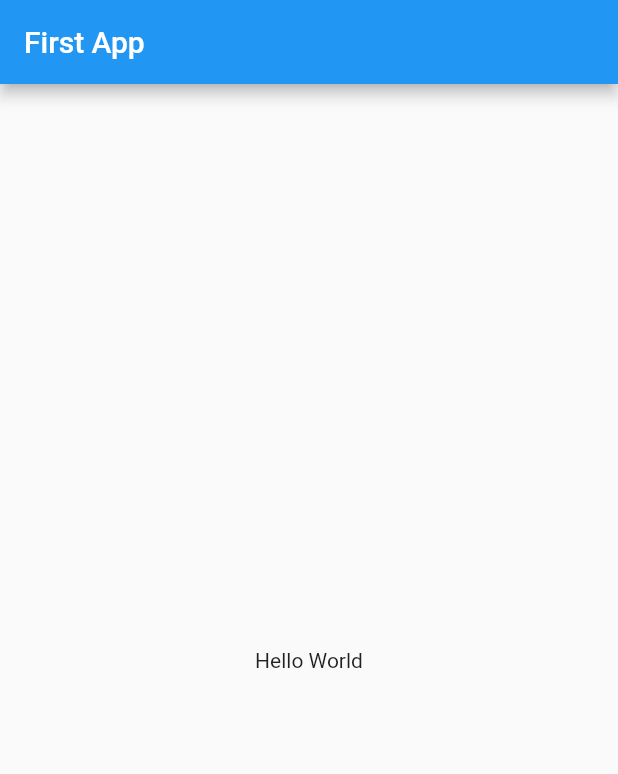
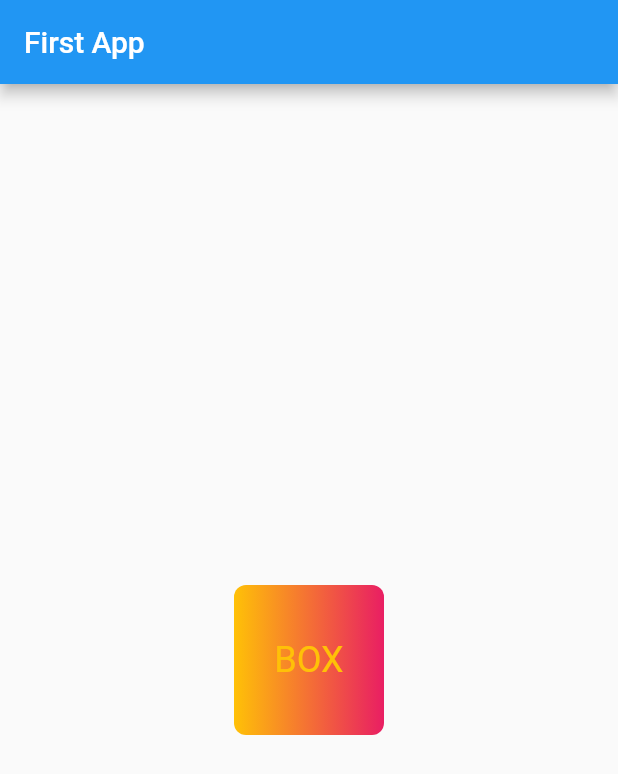
Before and after one commit to n3rdkid/flutter-crash-course, a Flutter app: the screen it shows after launch, on a phone screen of 412 x 824 dp. Shown: the top 774 px of the screen. Run offline on Flutter 3.47's test engine with Material 2 defaults, Android fonts, the light colour scheme and no system bars.

Commit message:
basic widgets : container & text

```diff
--- a/lib/main.dart
+++ b/lib/main.dart
@@ -14,10 +14,24 @@ class HomePage extends StatelessWidget {
   @override
   Widget build(BuildContext context) {
     return Scaffold(
-      appBar: AppBar(
-        title: Text("First App"),
-      ),
-      body: Container(child: Center(child: Text("Hello World"))),
-    );
+        appBar: AppBar(
+          title: Text("First App"),
+        ),
+        body: Center(
+          child: Container(
+            padding: const EdgeInsets.all(16),
+            decoration: BoxDecoration(
+                color: Colors.amber,
+                gradient: LinearGradient(colors: [Colors.amber, Colors.pink]),
+                borderRadius: BorderRadius.circular(8)),
+            alignment: Alignment.center,
+            width: 100,
+            height: 100,
+            child: Text(
+              "BOX",
+              style: TextStyle(color: Colors.amber, fontSize: 24),
+            ),
+          ),
+        ));
   }
 }
```
